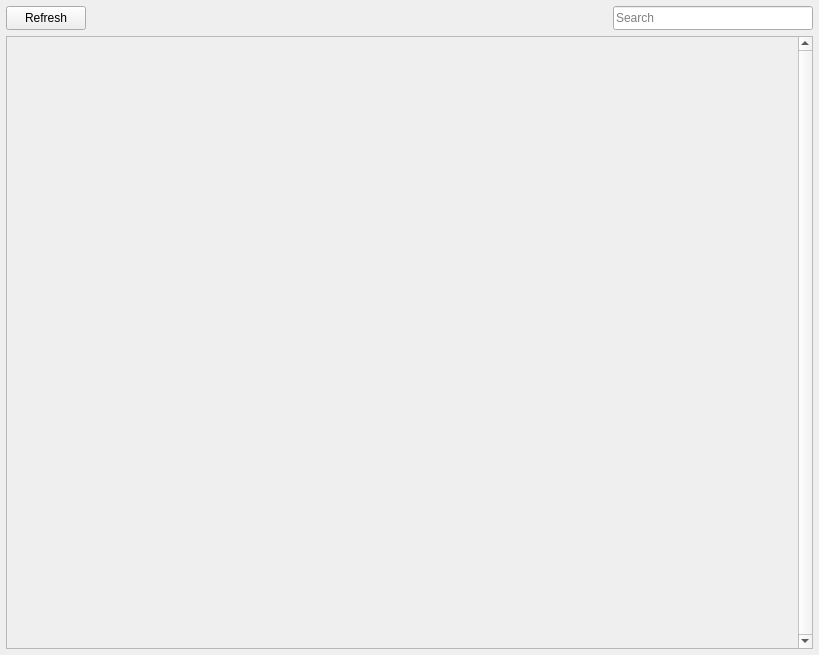
Qt form BaseClient/Source/PageExtraWidget.ui (WorksAhead/Base) before a commit.
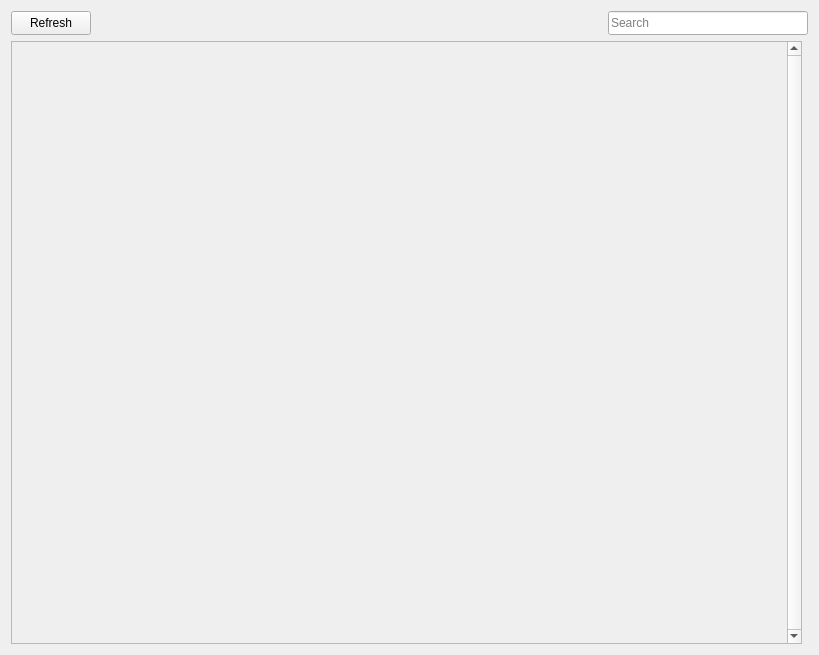
The same form after that commit. Custom widgets are drawn as their Qt base class.

Commit message: Extra 界面调整。

Diff of the .ui file:
```diff
--- a/BaseClient/Source/PageExtraWidget.ui
+++ b/BaseClient/Source/PageExtraWidget.ui
@@ -11,18 +11,6 @@
    </rect>
   </property>
   <layout class="QVBoxLayout" name="verticalLayout">
-   <property name="leftMargin">
-    <number>6</number>
-   </property>
-   <property name="topMargin">
-    <number>6</number>
-   </property>
-   <property name="rightMargin">
-    <number>6</number>
-   </property>
-   <property name="bottomMargin">
-    <number>6</number>
-   </property>
    <item>
     <layout class="QHBoxLayout" name="horizontalLayout" stretch="0,1,1">
      <item>
@@ -85,6 +73,8 @@
     </layout>
    </item>
    <item>
+    <layout class="QHBoxLayout" name="horizontalLayout_2" stretch="1,0">
+     <item>
     <widget class="QScrollArea" name="scrollArea">
      <property name="verticalScrollBarPolicy">
       <enum>Qt::ScrollBarAlwaysOn</enum>
@@ -100,15 +90,28 @@
        <rect>
         <x>0</x>
         <y>0</y>
-        <width>788</width>
-        <height>609</height>
+          <width>774</width>
+          <height>601</height>
        </rect>
       </property>
      </widget>
     </widget>
    </item>
+     <item>
+      <widget class="CategoryFilterWidget" name="filterWidget" native="true"/>
+     </item>
+    </layout>
+   </item>
   </layout>
  </widget>
+ <customwidgets>
+  <customwidget>
+   <class>CategoryFilterWidget</class>
+   <extends>QWidget</extends>
+   <header>CategoryFilterWidget.h</header>
+   <container>1</container>
+  </customwidget>
+ </customwidgets>
  <resources>
   <include location="../Resources/BaseClient.qrc"/>
  </resources>
```
Lines whose indentation alone changed are shown as unchanged. The commit also changes 53 other files.
